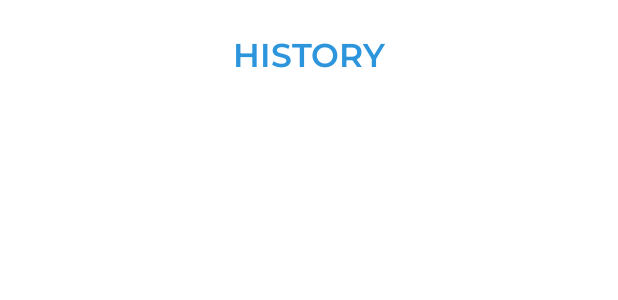
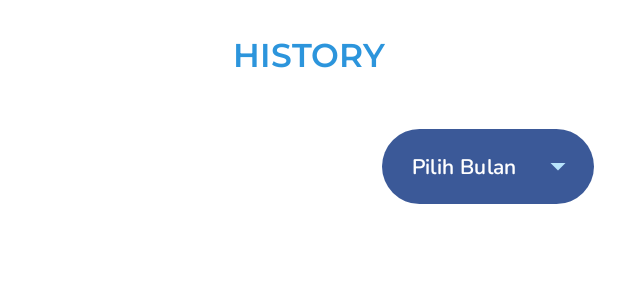
Before and after one commit to kurnivan-ny/HumanHealthcare, an Android app: the layout fragment_history.xml on its own in the app's theme, with its tools: preview values and no code run, on a phone screen of 412 x 824 dp. Shown: the top 300 px of the screen. Run offline under Robolectric (Android 15) with nearby library versions, the phone set to English and light mode, and no system bars.

Commit message:
update 6 Februari 2023, history udah, dan tinggal isi history

```diff
--- a/app/src/main/java/com/kurnivan_ny/humanhealthcare/viewmodel/ManualViewModel.kt
+++ b/app/src/main/java/com/kurnivan_ny/humanhealthcare/viewmodel/ManualViewModel.kt
@@ -14,11 +14,6 @@ class ManualViewModel: ViewModel() {
 
     val newmanual = MutableLiveData<ArrayList<ListManualModel>>(arrayListOf())
 
-    fun addDocument(data: ListManualModel){
-        val currentList = newmanual.value?: arrayListOf()
-        currentList.add(data)
-        newmanual.postValue(currentList)
-    }
 //
 //    fun getDocuments() = newmanual
 }
--- a/app/src/main/res/layout/activity_daftar.xml
+++ b/app/src/main/res/layout/activity_daftar.xml
@@ -212,6 +212,7 @@
             android:layout_marginStart="50dp"
             android:layout_marginTop="16dp"
             android:layout_marginEnd="50dp"
+            app:hintEnabled="false"
             android:background="@drawable/ic_white"
             app:layout_constraintEnd_toEndOf="parent"
             app:layout_constraintStart_toStartOf="parent"
--- a/app/src/main/res/layout/fragment_history.xml
+++ b/app/src/main/res/layout/fragment_history.xml
@@ -28,22 +28,55 @@
 
         </androidx.constraintlayout.widget.ConstraintLayout>
 
-    <ScrollView
+    <androidx.constraintlayout.widget.ConstraintLayout
         android:layout_width="match_parent"
         android:layout_height="match_parent"
         android:layout_marginTop="70dp"
         app:layout_constraintStart_toStartOf="parent"
         app:layout_constraintTop_toTopOf="parent"
         app:layout_constraintEnd_toEndOf="parent">
+
+        <com.google.android.material.textfield.TextInputLayout
+            android:id="@+id/til_bulan"
+            style="@style/Widget.MaterialComponents.TextInputLayout.OutlinedBox.Dense.ExposedDropdownMenu"
+            android:layout_width="wrap_content"
+            android:layout_height="50dp"
+            android:layout_marginTop="16dp"
+            android:layout_marginEnd="16dp"
+            app:hintEnabled="false"
+            android:background="@drawable/ic_masuk"
+            app:layout_constraintEnd_toEndOf="parent"
+            app:layout_constraintTop_toTopOf="parent">
+
+            <com.google.android.material.textfield.MaterialAutoCompleteTextView
+                android:id="@+id/edt_bulan"
+                android:layout_width="match_parent"
+                android:layout_height="50dp"
+                android:layout_weight="1"
+                android:background="@android:color/transparent"
+                android:fontFamily="@font/nunito_semibold"
+                android:gravity="start|center"
+                android:inputType="none"
+                android:paddingStart="20dp"
+                android:paddingEnd="20dp"
+                android:text="Pilih Bulan"
+                android:textColor="@color/white"
+                android:textSize="14sp" />
+
+        </com.google.android.material.textfield.TextInputLayout>
+
         <androidx.recyclerview.widget.RecyclerView
             android:id="@+id/rv_history"
-            android:layout_width="0dp"
-            android:layout_height="0dp"
-            app:layout_constraintTop_toBottomOf="@id/header"
+            android:layout_width="match_parent"
+            android:layout_height="match_parent"
+            android:layout_marginTop="80dp"
+            android:layout_marginHorizontal="8dp"
+            android:layout_marginBottom="8dp"
             app:layout_constraintBottom_toBottomOf="parent"
             app:layout_constraintEnd_toEndOf="parent"
-            app:layout_constraintStart_toStartOf="parent" />
+            app:layout_constraintStart_toStartOf="parent"
+            app:layout_constraintTop_toBottomOf="@+id/til_bulan" />
 
-    </ScrollView>
+    </androidx.constraintlayout.widget.ConstraintLayout>
 
 </FrameLayout>
```
Also changed, not shown: app/src/main/java/com/kurnivan_ny/humanhealthcare/data/model/history/ListHistoryModel.kt (added, +12 -0 lines), app/src/main/java/com/kurnivan_ny/humanhealthcare/ui/adapter/ListHistoryAdapter.kt (added, +71 -0 lines), app/src/main/java/com/kurnivan_ny/humanhealthcare/ui/adapter/ListManualAdapter.kt (+5 -4 lines), app/src/main/java/com/kurnivan_ny/humanhealthcare/ui/main/fragment/history/HistoryFragment.kt (+91 -29 lines), app/src/main/java/com/kurnivan_ny/humanhealthcare/viewmodel/HistoryViewModel.kt (added, +9 -0 lines), app/src/main/res/drawable/ic_btn_next.xml (added, +12 -0 lines), app/src/main/res/drawable/ic_kurang_batas.xml (added, +9 -0 lines), app/src/main/res/drawable/ic_lebih_batas.xml (added, +9 -0 lines), app/src/main/res/drawable/ic_normal.xml (added, +9 -0 lines), app/src/main/res/layout/list_history.xml (added, +66 -0 lines), app/src/main/res/values/strings.xml (+16 -0 lines).
